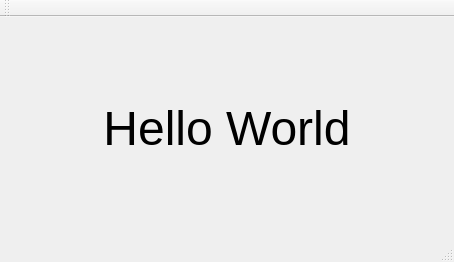
black13/cmake-opencv-qt5, file mainwindow.ui: the form before one commit.
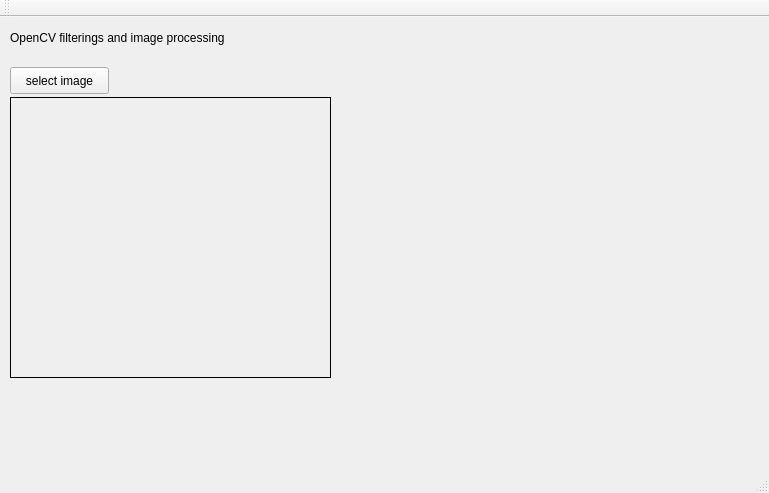
The form after the commit.

What changed in the file:
```diff
--- a/mainwindow.ui
+++ b/mainwindow.ui
@@ -6,31 +6,70 @@
    <rect>
     <x>0</x>
     <y>0</y>
-    <width>454</width>
-    <height>262</height>
+    <width>769</width>
+    <height>493</height>
    </rect>
   </property>
   <property name="windowTitle">
    <string>MainWindow</string>
   </property>
   <widget class="QWidget" name="centralWidget">
-   <layout class="QGridLayout" name="gridLayout">
-    <item row="0" column="0">
-     <widget class="QLabel" name="label">
-      <property name="font">
-       <font>
-        <pointsize>36</pointsize>
-       </font>
-      </property>
-      <property name="text">
-       <string>Hello World</string>
-      </property>
-      <property name="alignment">
-       <set>Qt::AlignCenter</set>
-      </property>
-     </widget>
-    </item>
-   </layout>
+   <widget class="QPushButton" name="selectImageButton">
+    <property name="geometry">
+     <rect>
+      <x>10</x>
+      <y>50</y>
+      <width>99</width>
+      <height>27</height>
+     </rect>
+    </property>
+    <property name="text">
+     <string>select image</string>
+    </property>
+   </widget>
+   <widget class="QLabel" name="imageLabel">
+    <property name="geometry">
+     <rect>
+      <x>10</x>
+      <y>80</y>
+      <width>321</width>
+      <height>281</height>
+     </rect>
+    </property>
+    <property name="frameShape">
+     <enum>QFrame::Panel</enum>
+    </property>
+    <property name="frameShadow">
+     <enum>QFrame::Plain</enum>
+    </property>
+    <property name="text">
+     <string/>
+    </property>
+   </widget>
+   <widget class="QWidget" name="gridLayoutWidget">
+    <property name="geometry">
+     <rect>
+      <x>380</x>
+      <y>10</y>
+      <width>311</width>
+      <height>521</height>
+     </rect>
+    </property>
+    <layout class="QGridLayout" name="gridLayout"/>
+   </widget>
+   <widget class="QLabel" name="label">
+    <property name="geometry">
+     <rect>
+      <x>10</x>
+      <y>0</y>
+      <width>311</width>
+      <height>41</height>
+     </rect>
+    </property>
+    <property name="text">
+     <string>OpenCV filterings and image processing</string>
+    </property>
+   </widget>
   </widget>
   <widget class="QMenuBar" name="menuBar">
    <property name="geometry">
```
Left out of the diff: 4 changed lines with no effect on the pictures.
